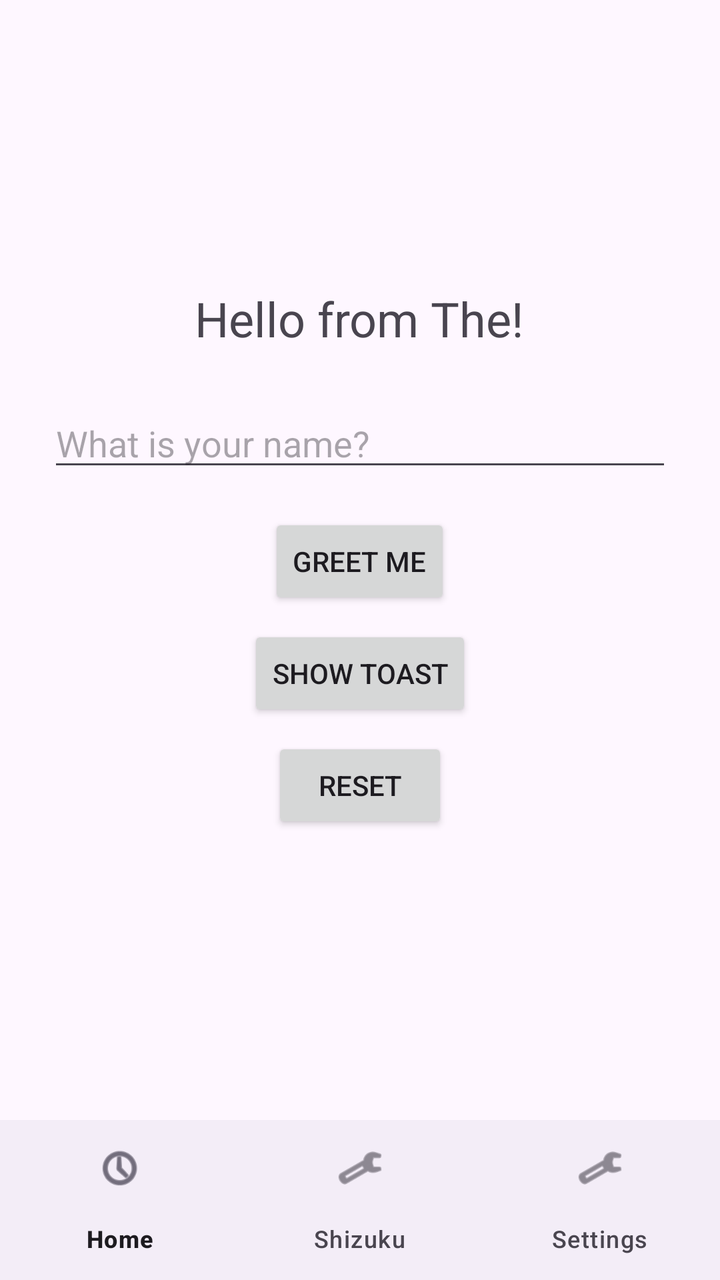
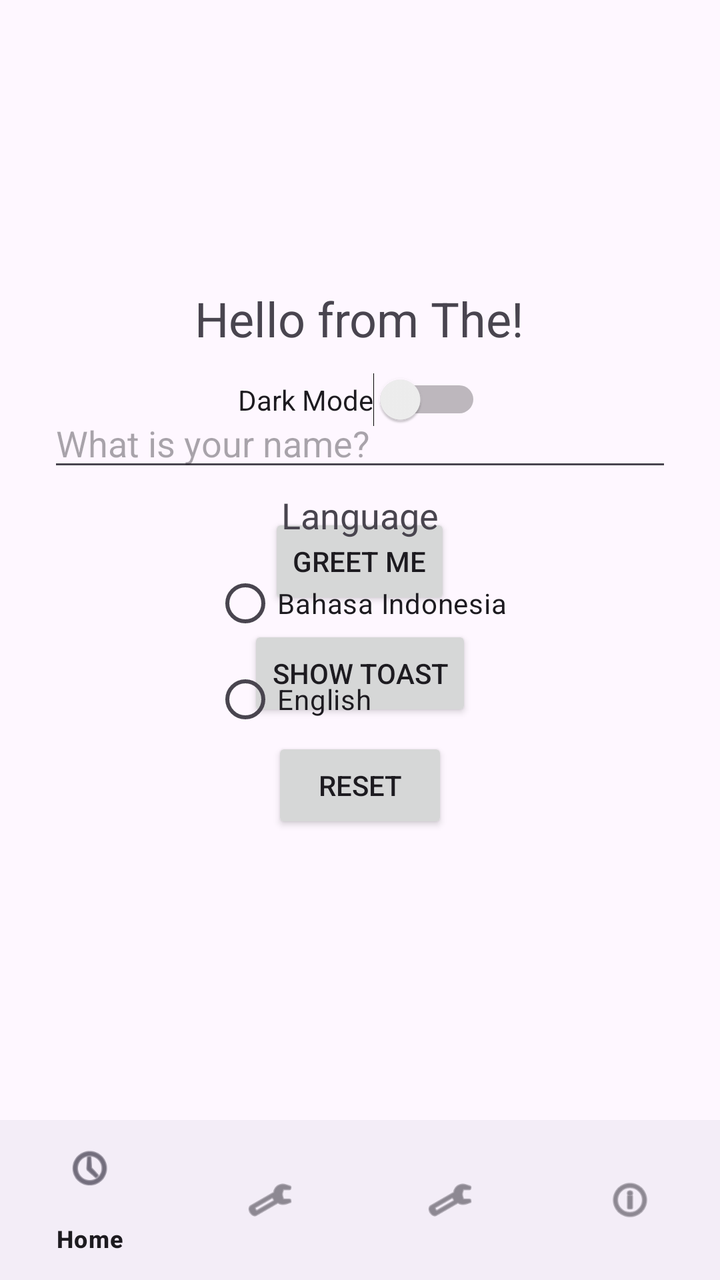

An Android layout rendered at two revisions. The XML below is the earlier revision; the diff shows what the commit changed to produce the second picture.
<!-- AndroidManifest.xml: application theme AppTheme -->
<!-- res/layout/activity_main.xml -->
<?xml version="1.0" encoding="utf-8"?>
<LinearLayout xmlns:android="http://schemas.android.com/apk/res/android"
    xmlns:app="http://schemas.android.com/apk/res-auto"
    android:id="@+id/rootLayout"
    android:layout_width="match_parent"
    android:layout_height="match_parent"
    android:orientation="vertical">

    <FrameLayout
        android:layout_width="match_parent"
        android:layout_height="0dp"
        android:layout_weight="1">

        
        <LinearLayout
            android:id="@+id/sectionHome"
            android:layout_width="match_parent"
            android:layout_height="match_parent"
            android:orientation="vertical"
            android:gravity="center"
            android:padding="24dp"
            android:visibility="visible">

            <TextView
                android:id="@+id/textGreeting"
                android:layout_width="wrap_content"
                android:layout_height="wrap_content"
                android:text="Hello from The!"
                android:textSize="24sp" />

            <EditText
                android:id="@+id/editName"
                android:layout_width="match_parent"
                android:layout_height="wrap_content"
                android:layout_marginTop="24dp"
                android:hint="What is your name?" />

            <Button
                android:id="@+id/btnGreet"
                android:layout_width="wrap_content"
                android:layout_height="wrap_content"
                android:layout_marginTop="16dp"
                android:text="Greet me" />

            <Button
                android:id="@+id/btnToast"
                android:layout_width="wrap_content"
                android:layout_height="wrap_content"
                android:layout_marginTop="8dp"
                android:text="Show Toast" />

            <Button
                android:id="@+id/btnReset"
                android:layout_width="wrap_content"
                android:layout_height="wrap_content"
                android:layout_marginTop="8dp"
                android:text="Reset" />

        </LinearLayout>

        
        <FrameLayout
            android:id="@+id/sectionShizuku"
            android:layout_width="match_parent"
            android:layout_height="match_parent"
            android:visibility="gone">

            <LinearLayout
                android:layout_width="match_parent"
                android:layout_height="wrap_content"
                android:layout_gravity="center"
                android:orientation="vertical"
                android:gravity="center">

                <TextView
                    android:id="@+id/textShizuku"
                    android:layout_width="wrap_content"
                    android:layout_height="wrap_content"
                    android:layout_marginBottom="16dp"
                    android:text="ew who is this 🤢"
                    android:textSize="24sp" />

                <ImageView
                    android:layout_width="match_parent"
                    android:layout_height="wrap_content"
                    android:src="@drawable/shizuku"
                    android:scaleType="fitCenter" />

            </LinearLayout>

        </FrameLayout>

        
        <LinearLayout
            android:id="@+id/sectionSettings"
            android:layout_width="match_parent"
            android:layout_height="match_parent"
            android:orientation="vertical"
            android:gravity="center"
            android:visibility="gone">

            <Switch
                android:id="@+id/switchDarkMode"
                android:layout_width="wrap_content"
                android:layout_height="wrap_content"
                android:text="Dark Mode" />

        </LinearLayout>

    </FrameLayout>

    <com.google.android.material.bottomnavigation.BottomNavigationView
        android:id="@+id/bottomNav"
        android:layout_width="match_parent"
        android:layout_height="wrap_content"
        app:menu="@menu/bottom_nav_menu" />

</LinearLayout>
<!-- resources referenced by this layout -->
<resources>
  <!-- drawable shizuku: jpg bitmap (drawable, 85410 bytes) -->
  <style name="AppTheme" parent="Base.AppTheme" />
  <style name="Base.AppTheme" parent="Theme.Material3.DayNight.NoActionBar">
    </style>
</resources>

<!-- the commit's change to res/layout/activity_main.xml (unified diff, before → after) -->
@@ -25,7 +25,7 @@
                 android:id="@+id/textGreeting"
                 android:layout_width="wrap_content"
                 android:layout_height="wrap_content"
-                android:text="Hello from The!"
+                android:text="@string/greeting_default"
                 android:textSize="24sp" />
 
             <EditText
@@ -33,28 +33,28 @@
                 android:layout_width="match_parent"
                 android:layout_height="wrap_content"
                 android:layout_marginTop="24dp"
-                android:hint="What is your name?" />
+                android:hint="@string/hint_name" />
 
             <Button
                 android:id="@+id/btnGreet"
                 android:layout_width="wrap_content"
                 android:layout_height="wrap_content"
                 android:layout_marginTop="16dp"
-                android:text="Greet me" />
+                android:text="@string/btn_greet" />
 
             <Button
                 android:id="@+id/btnToast"
                 android:layout_width="wrap_content"
                 android:layout_height="wrap_content"
                 android:layout_marginTop="8dp"
-                android:text="Show Toast" />
+                android:text="@string/btn_toast" />
 
             <Button
                 android:id="@+id/btnReset"
                 android:layout_width="wrap_content"
                 android:layout_height="wrap_content"
                 android:layout_marginTop="8dp"
-                android:text="Reset" />
+                android:text="@string/btn_reset" />
 
         </LinearLayout>
 
@@ -77,7 +77,7 @@
                     android:layout_width="wrap_content"
                     android:layout_height="wrap_content"
                     android:layout_marginBottom="16dp"
-                    android:text="ew who is this 🤢"
+                    android:text="@string/shizuku_section"
                     android:textSize="24sp" />
 
                 <ImageView
@@ -97,13 +97,68 @@
             android:layout_height="match_parent"
             android:orientation="vertical"
             android:gravity="center"
-            android:visibility="gone">
+            android:padding="24dp">
 
             <Switch
                 android:id="@+id/switchDarkMode"
                 android:layout_width="wrap_content"
                 android:layout_height="wrap_content"
-                android:text="Dark Mode" />
+                android:text="@string/dark_mode_label" />
+
+            <TextView
+                android:id="@+id/textLanguageLabel"
+                android:layout_width="wrap_content"
+                android:layout_height="wrap_content"
+                android:layout_marginTop="32dp"
+                android:text="@string/language_label"
+                android:textSize="18sp" />
+
+            <RadioGroup
+                android:id="@+id/radioLanguage"
+                android:layout_width="wrap_content"
+                android:layout_height="wrap_content"
+                android:orientation="vertical"
+                android:layout_marginTop="8dp">
+
+                <RadioButton
+                    android:id="@+id/radioIndonesian"
+                    android:layout_width="wrap_content"
+                    android:layout_height="wrap_content"
+                    android:text="@string/lang_indonesian" />
+
+                <RadioButton
+                    android:id="@+id/radioEnglish"
+                    android:layout_width="wrap_content"
+                    android:layout_height="wrap_content"
+                    android:text="@string/lang_english" />
+
+            </RadioGroup>
+
+        </LinearLayout>
+
+        
+        <LinearLayout
+            android:id="@+id/sectionAbout"
+            android:layout_width="match_parent"
+            android:layout_height="match_parent"
+            android:orientation="vertical"
+            android:gravity="center"
+            android:padding="24dp"
+            android:visibility="gone">
+
+            <TextView
+                android:id="@+id/textAboutTitle"
+                android:layout_width="wrap_content"
+                android:layout_height="wrap_content"
+                android:text="@string/about_title"
+                android:textSize="22sp" />
+
+            <TextView
+                android:id="@+id/textAboutVersion"
+                android:layout_width="wrap_content"
+                android:layout_height="wrap_content"
+                android:layout_marginTop="8dp"
+                android:textSize="16sp" />
 
         </LinearLayout>
 
<!-- resource entries referenced after the edit -->
@@ -1,6 +1,17 @@
 <!-- resources referenced by this layout -->
 <resources>
   <!-- drawable shizuku: jpg bitmap (drawable, 85410 bytes) -->
+  <string name="about_title">About This App</string>
+  <string name="btn_greet">Greet me</string>
+  <string name="btn_reset">Reset</string>
+  <string name="btn_toast">Show Toast</string>
+  <string name="dark_mode_label">Dark Mode</string>
+  <string name="greeting_default">Hello from The!</string>
+  <string name="hint_name">What is your name?</string>
+  <string name="lang_english">English</string>
+  <string name="lang_indonesian">Bahasa Indonesia</string>
+  <string name="language_label">Language</string>
+  <string name="shizuku_section">ew who is this 🤢</string>
   <style name="AppTheme" parent="Base.AppTheme" />
   <style name="Base.AppTheme" parent="Theme.Material3.DayNight.NoActionBar">
     </style>
